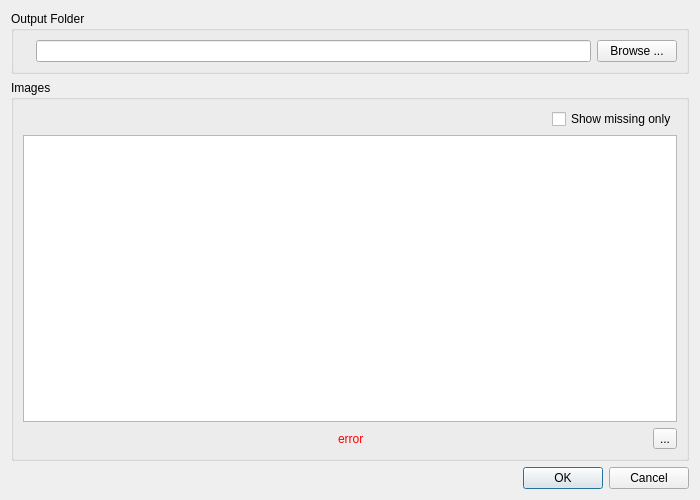
This is src/app/RelinkingDialog.ui in 2ndmax/scantailor-ocr as Qt 5 draws it before an edit. The edited form follows.
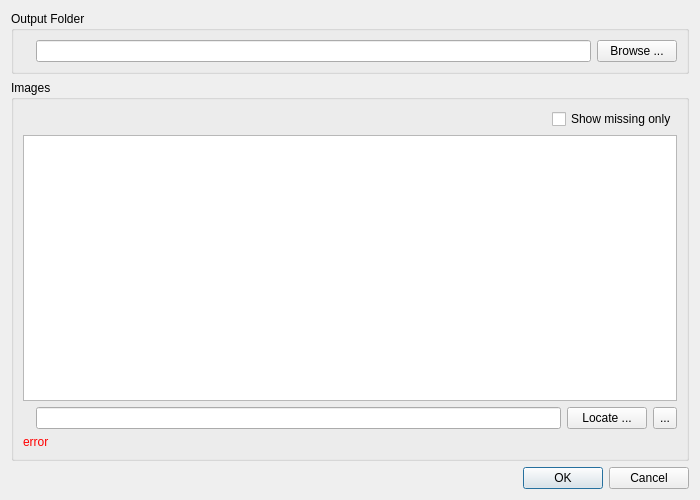
This is the edited form. Icons and pictures are not drawn. Custom widgets are drawn as their Qt base class.

Commit message: app: relink a folder or file as a whole via path field and Locate

The edit to the form file:
```diff
--- a/src/app/RelinkingDialog.ui
+++ b/src/app/RelinkingDialog.ui
@@ -99,20 +99,52 @@
        </widget>
       </item>
       <item>
-       <layout class="QHBoxLayout" name="horizontalLayout_3" stretch="0,0,0">
-        <property name="rightMargin">
-         <number>0</number>
-        </property>
+       <layout class="QHBoxLayout" name="nodePathLayout">
         <item>
-         <widget class="RelinkablePathVisualization" name="pathVisualization" native="true">
+         <widget class="QLabel" name="nodeStatusLabel"/>
+        </item>
+        <item>
+         <widget class="QLineEdit" name="nodePathLine">
+          <property name="toolTip">
+           <string>The path of the selected folder or file. Type a new one and press Enter.</string>
+          </property>
+         </widget>
+        </item>
+        <item>
+         <widget class="QPushButton" name="locateBtn">
+          <property name="toolTip">
+           <string>Show where the selected folder or file is now.</string>
+          </property>
+          <property name="text">
+           <string>Locate ...</string>
+          </property>
+          <property name="autoDefault">
+           <bool>false</bool>
+          </property>
+         </widget>
+        </item>
+        <item>
+         <widget class="QToolButton" name="undoButton">
           <property name="sizePolicy">
-           <sizepolicy hsizetype="MinimumExpanding" vsizetype="Preferred">
+           <sizepolicy hsizetype="Preferred" vsizetype="Preferred">
             <horstretch>0</horstretch>
             <verstretch>0</verstretch>
            </sizepolicy>
           </property>
+          <property name="toolTip">
+           <string>Undo</string>
+          </property>
+          <property name="text">
+           <string>...</string>
+          </property>
+          <property name="icon">
+           <iconset resource="../resources/resources.qrc">
+            <normaloff>:/icons/undo.svg</normaloff>:/icons/undo.svg</iconset>
+          </property>
          </widget>
         </item>
+       </layout>
+      </item>
         <item>
          <widget class="QLabel" name="errorLabel">
           <property name="sizePolicy">
@@ -166,28 +198,6 @@
           </property>
          </widget>
         </item>
-        <item>
-         <widget class="QToolButton" name="undoButton">
-          <property name="sizePolicy">
-           <sizepolicy hsizetype="Preferred" vsizetype="Preferred">
-            <horstretch>0</horstretch>
-            <verstretch>0</verstretch>
-           </sizepolicy>
-          </property>
-          <property name="toolTip">
-           <string>Undo</string>
-          </property>
-          <property name="text">
-           <string>...</string>
-          </property>
-          <property name="icon">
-           <iconset resource="../resources/resources.qrc">
-            <normaloff>:/icons/undo.svg</normaloff>:/icons/undo.svg</iconset>
-          </property>
-         </widget>
-        </item>
-       </layout>
-      </item>
      </layout>
     </widget>
    </item>
@@ -203,14 +213,6 @@
    </item>
   </layout>
  </widget>
- <customwidgets>
-  <customwidget>
-   <class>RelinkablePathVisualization</class>
-   <extends>QWidget</extends>
-   <header location="global">RelinkablePathVisualization.h</header>
-   <container>1</container>
-  </customwidget>
- </customwidgets>
  <resources>
   <include location="../resources/resources.qrc"/>
  </resources>
```
The commit also changes 5 other files.
